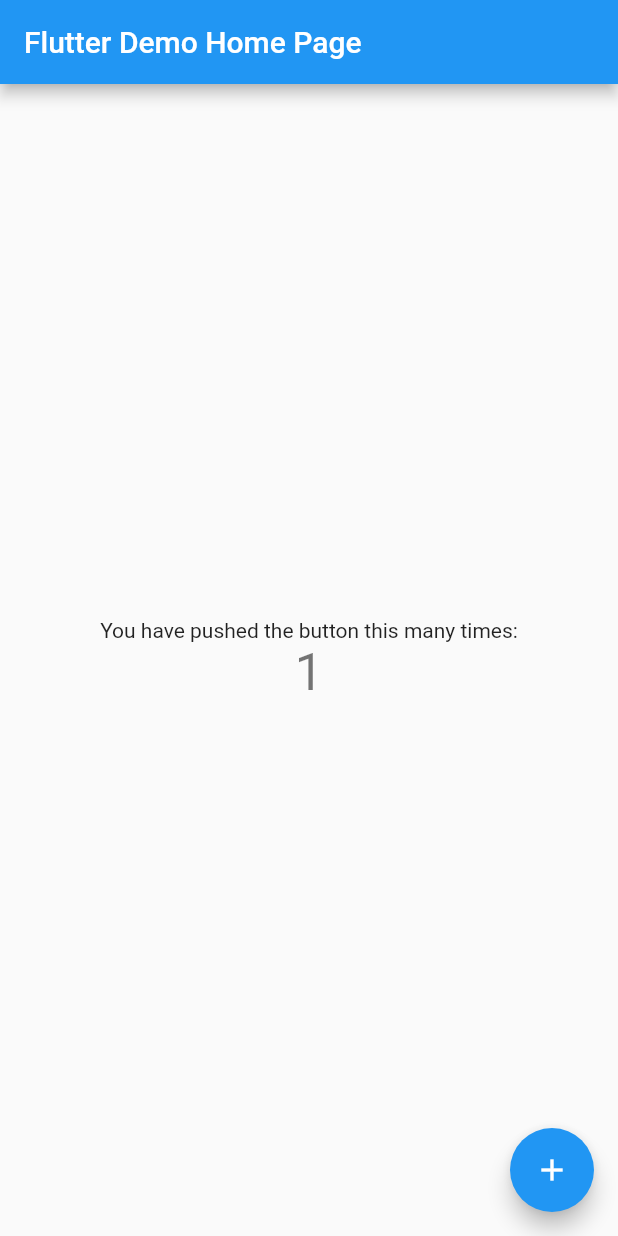
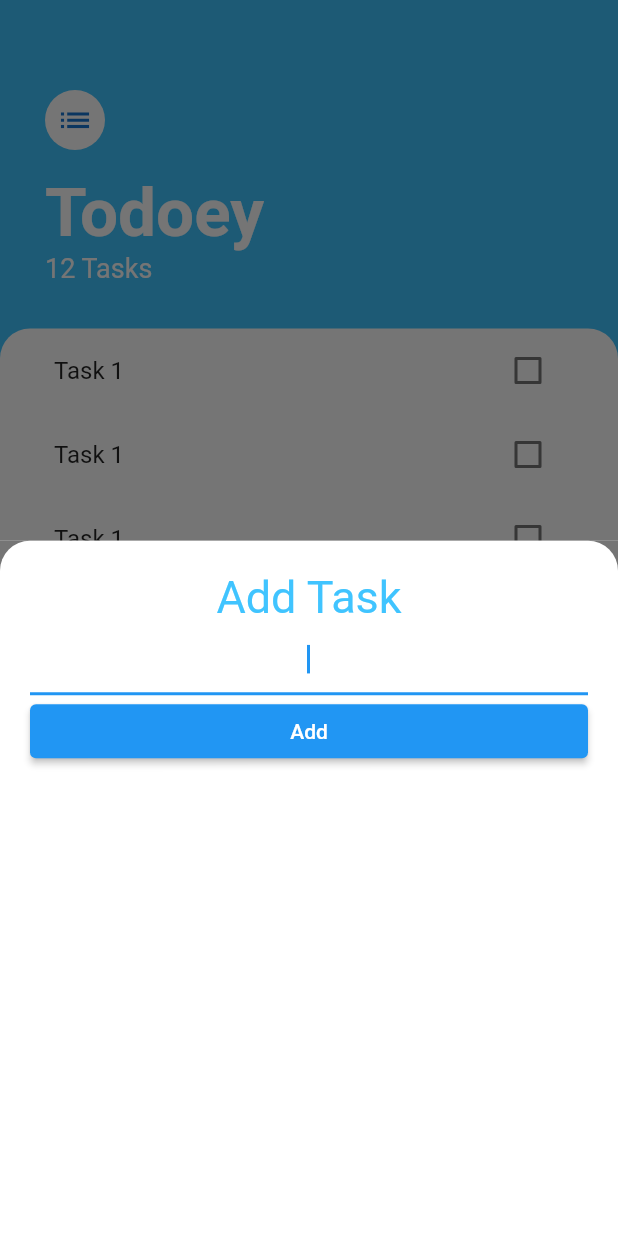
Before and after one commit to arnabb38/todoey, a Flutter app: the screen it shows after launch, after a tap on the "add" icon, on a phone screen of 412 x 824 dp. Run offline on Flutter 3.47's test engine with Material 2 defaults, Android fonts, the phone set to English and light mode, and no system bars.

```diff
--- a/lib/main.dart
+++ b/lib/main.dart
@@ -1,113 +1,16 @@
 import 'package:flutter/material.dart';
+import 'package:todoey/screens/task_screen.dart';
 
 void main() {
   runApp(MyApp());
 }
 
 class MyApp extends StatelessWidget {
-  // This widget is the root of your application.
   @override
   Widget build(BuildContext context) {
     return MaterialApp(
-      title: 'Flutter Demo',
-      theme: ThemeData(
-        // This is the theme of your application.
-        //
-        // Try running your application with "flutter run". You'll see the
-        // application has a blue toolbar. Then, without quitting the app, try
-        // changing the primarySwatch below to Colors.green and then invoke
-        // "hot reload" (press "r" in the console where you ran "flutter run",
-        // or simply save your changes to "hot reload" in a Flutter IDE).
-        // Notice that the counter didn't reset back to zero; the application
-        // is not restarted.
-        primarySwatch: Colors.blue,
-      ),
-      home: MyHomePage(title: 'Flutter Demo Home Page'),
+      debugShowCheckedModeBanner: false,
+      home: TaskScreen(),
     );
   }
 }
-
-class MyHomePage extends StatefulWidget {
-  MyHomePage({Key key, this.title}) : super(key: key);
-
-  // This widget is the home page of your application. It is stateful, meaning
-  // that it has a State object (defined below) that contains fields that affect
-  // how it looks.
-
-  // This class is the configuration for the state. It holds the values (in this
-  // case the title) provided by the parent (in this case the App widget) and
-  // used by the build method of the State. Fields in a Widget subclass are
-  // always marked "final".
-
-  final String title;
-
-  @override
-  _MyHomePageState createState() => _MyHomePageState();
-}
-
-class _MyHomePageState extends State<MyHomePage> {
-  int _counter = 0;
-
-  void _incrementCounter() {
-    setState(() {
-      // This call to setState tells the Flutter framework that something has
-      // changed in this State, which causes it to rerun the build method below
-      // so that the display can reflect the updated values. If we changed
-      // _counter without calling setState(), then the build method would not be
-      // called again, and so nothing would appear to happen.
-      _counter++;
-    });
-  }
-
-  @override
-  Widget build(BuildContext context) {
-    // This method is rerun every time setState is called, for instance as done
-    // by the _incrementCounter method above.
-    //
-    // The Flutter framework has been optimized to make rerunning build methods
-    // fast, so that you can just rebuild anything that needs updating rather
-    // than having to individually change instances of widgets.
-    return Scaffold(
-      appBar: AppBar(
-        // Here we take the value from the MyHomePage object that was created by
-        // the App.build method, and use it to set our appbar title.
-        title: Text(widget.title),
-      ),
-      body: Center(
-        // Center is a layout widget. It takes a single child and positions it
-        // in the middle of the parent.
-        child: Column(
-          // Column is also a layout widget. It takes a list of children and
-          // arranges them vertically. By default, it sizes itself to fit its
-          // children horizontally, and tries to be as tall as its parent.
-          //
-          // Invoke "debug painting" (press "p" in the console, choose the
-          // "Toggle Debug Paint" action from the Flutter Inspector in Android
-          // Studio, or the "Toggle Debug Paint" command in Visual Studio Code)
-          // to see the wireframe for each widget.
-          //
-          // Column has various properties to control how it sizes itself and
-          // how it positions its children. Here we use mainAxisAlignment to
-          // center the children vertically; the main axis here is the vertical
-          // axis because Columns are vertical (the cross axis would be
-          // horizontal).
-          mainAxisAlignment: MainAxisAlignment.center,
-          children: <Widget>[
-            Text(
-              'You have pushed the button this many times:',
-            ),
-            Text(
-              '$_counter',
-              style: Theme.of(context).textTheme.headline4,
-            ),
-          ],
-        ),
-      ),
-      floatingActionButton: FloatingActionButton(
-        onPressed: _incrementCounter,
-        tooltip: 'Increment',
-        child: Icon(Icons.add),
-      ), // This trailing comma makes auto-formatting nicer for build methods.
-    );
-  }
-}
--- /dev/null
+++ b/lib/screens/add_task_screen.dart
@@ -0,0 +1,47 @@
+import 'package:flutter/material.dart';
+import 'package:flutter/painting.dart';
+
+class AddTaskScreen extends StatelessWidget {
+  @override
+  Widget build(BuildContext context) {
+    return Container(
+      color: Color(0xFF757575),
+      child: Container(
+        padding: const EdgeInsets.all(20.0),
+        decoration: BoxDecoration(
+          color: Colors.white,
+          borderRadius: BorderRadius.only(
+            topLeft: Radius.circular(20.0),
+            topRight: Radius.circular(20.0),
+          ),
+        ),
+        child: Column(
+          crossAxisAlignment: CrossAxisAlignment.stretch,
+          children: [
+            Text(
+              "Add Task",
+              textAlign: TextAlign.center,
+              style: TextStyle(
+                fontSize: 30.0,
+                color: Colors.lightBlueAccent,
+              ),
+            ),
+            TextField(
+              autofocus: true,
+              textAlign: TextAlign.center,
+            ),
+            ElevatedButton(
+              onPressed: () {},
+              child: Text(
+                "Add",
+                style: TextStyle(
+                    // color: Colors.white,
+                    ),
+              ),
+            ),
+          ],
+        ),
+      ),
+    );
+  }
+}
--- /dev/null
+++ b/lib/screens/task_screen.dart
@@ -0,0 +1,77 @@
+import 'package:flutter/material.dart';
+import 'package:todoey/screens/add_task_screen.dart';
+import 'package:todoey/widgets/tasks_list.dart';
+
+class TaskScreen extends StatelessWidget {
+  @override
+  Widget build(BuildContext context) {
+    return Scaffold(
+      backgroundColor: Colors.lightBlueAccent,
+      floatingActionButton: FloatingActionButton(
+        backgroundColor: Colors.lightBlueAccent,
+        onPressed: () {
+          // bottomSheet
+          showModalBottomSheet(
+              context: context, builder: (context) => AddTaskScreen());
+        },
+        child: Icon(Icons.add),
+      ),
+      body: Column(
+        crossAxisAlignment: CrossAxisAlignment.start,
+        children: [
+          Container(
+            child: Padding(
+              padding: const EdgeInsets.only(
+                  top: 60.0, bottom: 30.0, left: 30.0, right: 30.0),
+              child: Column(
+                crossAxisAlignment: CrossAxisAlignment.start,
+                children: [
+                  CircleAvatar(
+                    child: Icon(
+                      Icons.list,
+                      size: 25.0,
+                    ),
+                    backgroundColor: Colors.white,
+                    radius: 20.0,
+                  ),
+                  SizedBox(
+                    height: 15.0,
+                  ),
+                  Text(
+                    "Todoey",
+                    style: TextStyle(
+                      color: Colors.white,
+                      fontSize: 45.0,
+                      fontWeight: FontWeight.w700,
+                    ),
+                  ),
+                  Text(
+                    "12 Tasks",
+                    style: TextStyle(
+                      color: Colors.white,
+                      fontSize: 18.0,
+                      // fontWeight: FontWeight.w700,
+                    ),
+                  ),
+                ],
+              ),
+            ),
+          ),
+          Expanded(
+            child: Container(
+              padding: const EdgeInsets.symmetric(horizontal: 20.0),
+              decoration: BoxDecoration(
+                color: Colors.white,
+                borderRadius: BorderRadius.only(
+                  topLeft: Radius.circular(20.0),
+                  topRight: Radius.circular(20.0),
+                ),
+              ),
+              child: TasksList(),
+            ),
+          ),
+        ],
+      ),
+    );
+  }
+}
--- /dev/null
+++ b/lib/widgets/task_tile.dart
@@ -0,0 +1,45 @@
+import 'package:flutter/material.dart';
+
+class TaskTile extends StatefulWidget {
+  @override
+  _TaskTileState createState() => _TaskTileState();
+}
+
+class _TaskTileState extends State<TaskTile> {
+  bool isChecked = false;
+
+  @override
+  Widget build(BuildContext context) {
+    return ListTile(
+      title: Text(
+        "Task 1",
+        style: TextStyle(
+          decoration: isChecked ? TextDecoration.lineThrough : null,
+        ),
+      ),
+      trailing: TaskCheckBox(
+        checkBoxState: isChecked,
+        toggleCheckBoxState: (bool checkBoxCheck) {
+          setState(() {
+            isChecked = checkBoxCheck;
+          });
+        },
+      ),
+    );
+  }
+}
+
+class TaskCheckBox extends StatelessWidget {
+  final bool checkBoxState;
+  final Function toggleCheckBoxState;
+
+  const TaskCheckBox({this.checkBoxState, this.toggleCheckBoxState});
+
+  @override
+  Widget build(BuildContext context) {
+    return Checkbox(
+        activeColor: Colors.lightBlueAccent,
+        value: checkBoxState,
+        onChanged: toggleCheckBoxState);
+  }
+}
--- /dev/null
+++ b/lib/widgets/tasks_list.dart
@@ -0,0 +1,15 @@
+import 'package:flutter/material.dart';
+import 'package:todoey/widgets/task_tile.dart';
+
+class TasksList extends StatelessWidget {
+  @override
+  Widget build(BuildContext context) {
+    return ListView(
+      children: [
+        TaskTile(),
+        TaskTile(),
+        TaskTile(),
+      ],
+    );
+  }
+}
```
